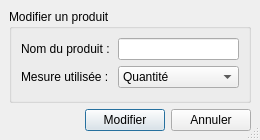
First picture: the form in CourseHelper/productmodifydialog.ui, repository GQMP/course-helper, before the edit.
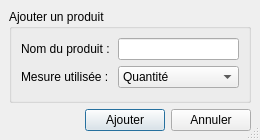
Second picture: the form after the edit.

```diff
--- a/CourseHelper/productmodifydialog.ui
+++ b/CourseHelper/productmodifydialog.ui
@@ -44,7 +44,7 @@
       </sizepolicy>
      </property>
      <property name="title">
-      <string>Modifier un produit</string>
+      <string>Ajouter un produit</string>
      </property>
      <layout class="QFormLayout" name="formLayout">
       <item row="0" column="0">
@@ -104,7 +104,7 @@
      <item>
       <widget class="QPushButton" name="okButton">
        <property name="text">
-        <string>Modifier</string>
+        <string>Ajouter</string>
        </property>
       </widget>
      </item>
```
Left out of the diff: 56 changed lines with no effect on the pictures.
